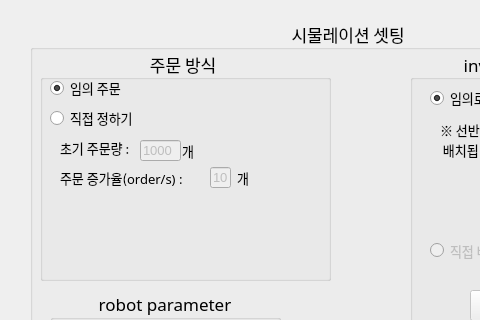
First picture: the form in simulation_parameter_editor.ui, repository JeonHyeongJunKW/warehouse-simulator, before the edit; both pictures show x 0 to 480 and y 0 to 320 of the 1142 by 500 pixel window.
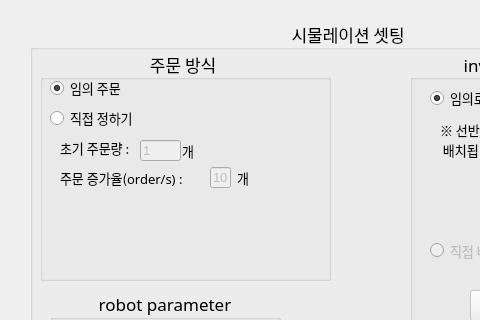
Second picture: the form after the edit.

```diff
--- a/simulation_parameter_editor.ui
+++ b/simulation_parameter_editor.ui
@@ -245,7 +245,7 @@
       </font>
      </property>
      <property name="text">
-      <string>1000</string>
+      <string>1</string>
      </property>
     </widget>
     <widget class="QLabel" name="label_6">
```
